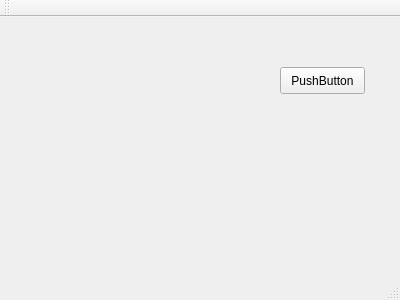
This is qt/WidgetTests/mainwindow.ui in neutronimaging/imagingsuite as Qt 5 draws it before an edit. The edited form follows.
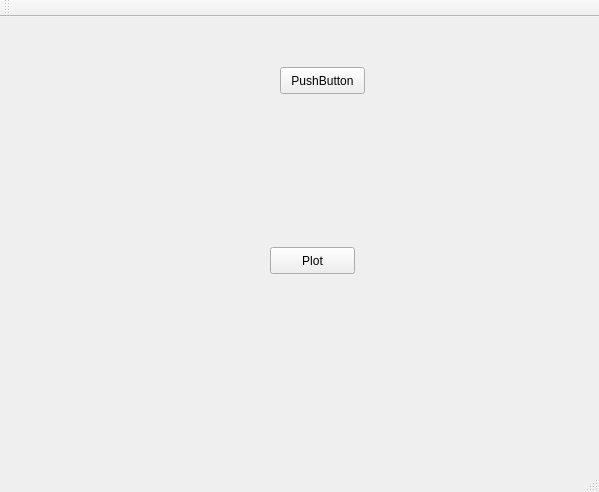
This is the edited form. Custom widgets are drawn as their Qt base class.

Commit message: Added plotter widget from the book and included it in namespace QtAddons. Test works, but there is still a lot to do before the widget is productive...

Diff of the .ui file:
```diff
--- a/qt/WidgetTests/mainwindow.ui
+++ b/qt/WidgetTests/mainwindow.ui
@@ -6,8 +6,8 @@
    <rect>
     <x>0</x>
     <y>0</y>
-    <width>400</width>
-    <height>300</height>
+    <width>599</width>
+    <height>492</height>
    </rect>
   </property>
   <property name="windowTitle">
@@ -37,6 +37,29 @@
      <string>PushButton</string>
     </property>
    </widget>
+   <widget class="QPushButton" name="PlotButton">
+    <property name="geometry">
+     <rect>
+      <x>270</x>
+      <y>230</y>
+      <width>85</width>
+      <height>27</height>
+     </rect>
+    </property>
+    <property name="text">
+     <string>Plot</string>
+    </property>
+   </widget>
+   <widget class="QtAddons::Plotter" name="CurvePlotter" native="true">
+    <property name="geometry">
+     <rect>
+      <x>30</x>
+      <y>220</y>
+      <width>191</width>
+      <height>161</height>
+     </rect>
+    </property>
+   </widget>
   </widget>
   <widget class="QMenuBar" name="menuBar">
    <property name="geometry">
@@ -66,6 +89,12 @@
    <header location="global">qtlogviewer.h</header>
    <container>1</container>
   </customwidget>
+  <customwidget>
+   <class>QtAddons::Plotter</class>
+   <extends>QWidget</extends>
+   <header location="global">plotter.h</header>
+   <container>1</container>
+  </customwidget>
  </customwidgets>
  <resources/>
  <connections/>
```
Left out of the diff: 2 changed lines with no effect on the pictures. The commit also changes 5 other files.
